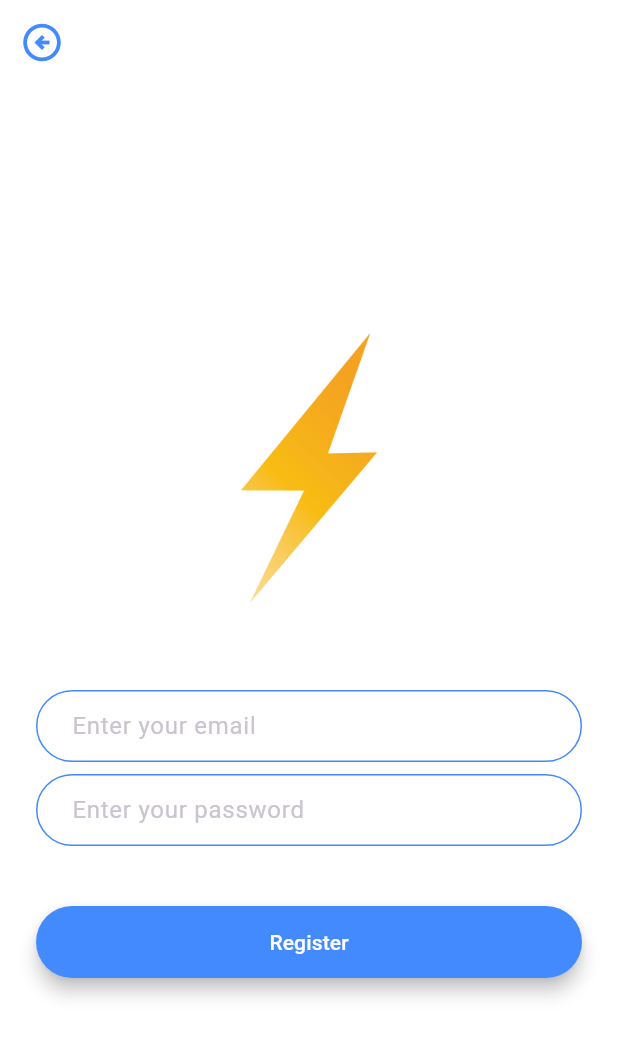
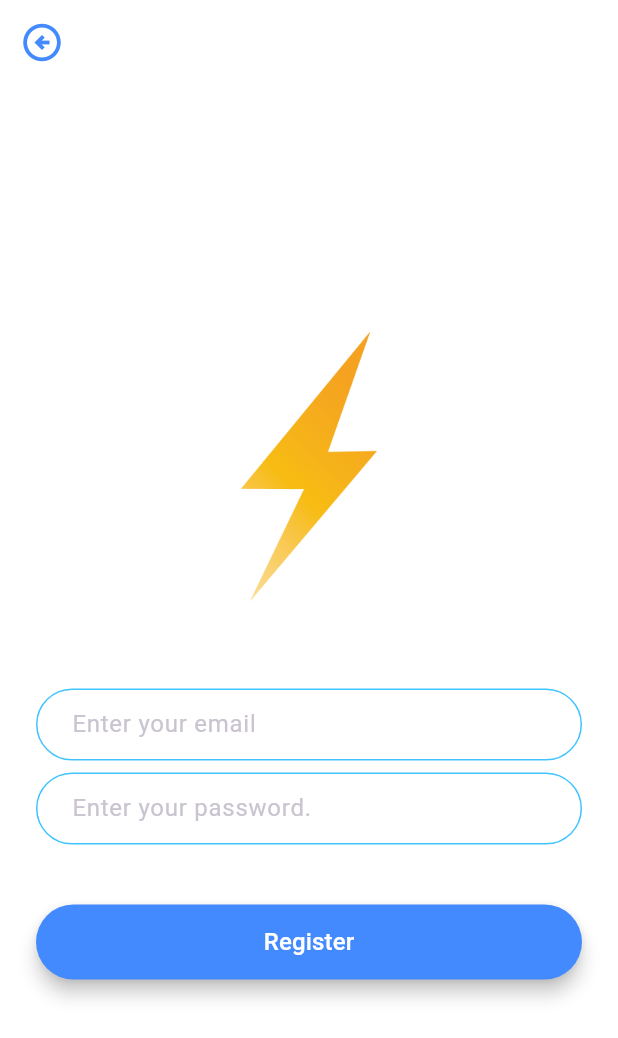
Before and after one commit to Vladimir182/flash_chat_flutter, a Flutter app: the screen it shows after launch, after a tap on "Registration", on a phone screen of 412 x 824 dp. Shown: the top 1038 px of the screen. Run offline on Flutter 3.47's test engine with Material 3 defaults, Android fonts, the phone set to English and light mode, and no system bars; our stand-ins replace animated_text_kit.

Commit message:
refuctoring buttons and inputs

```diff
--- /dev/null
+++ b/lib/components/rounded_button.dart
@@ -0,0 +1,41 @@
+import 'package:flutter/material.dart';
+
+import '../screens/login_screen.dart';
+
+class RoundedButton extends StatelessWidget {
+  const RoundedButton({
+    super.key,
+    required this.color,
+    required this.title,
+    required this.onPressed,
+  });
+
+  final Color color;
+  final String title;
+  final VoidCallback onPressed;
+
+  @override
+  Widget build(BuildContext context) {
+    return Padding(
+      padding: const EdgeInsets.symmetric(vertical: 16.0),
+      child: ElevatedButton(
+        style: ElevatedButton.styleFrom(
+          elevation: 5.0,
+          backgroundColor: color,
+          shape: RoundedRectangleBorder(
+            borderRadius: BorderRadius.circular(30.0),
+          ),
+          minimumSize: const Size(200.0, 50.0),
+        ),
+        onPressed: onPressed,
+        child: Text(
+          title,
+          style: const TextStyle(
+            fontSize: 16.0,
+            color: Colors.white,
+          ),
+        ),
+      ),
+    );
+  }
+}
--- a/lib/constants.dart
+++ b/lib/constants.dart
@@ -17,3 +17,20 @@ const kMessageContainerDecoration = BoxDecoration(
     top: BorderSide(color: Colors.lightBlueAccent, width: 2.0),
   ),
 );
+
+// Input decoration for Login and Registration fields
+const kInputDecoration = InputDecoration(
+  hintText: 'Enter your email',
+  contentPadding: EdgeInsets.symmetric(vertical: 10.0, horizontal: 20.0),
+  border: OutlineInputBorder(
+    borderRadius: BorderRadius.all(Radius.circular(32.0)),
+  ),
+  enabledBorder: OutlineInputBorder(
+    borderSide: BorderSide(color: Colors.lightBlueAccent, width: 1.0),
+    borderRadius: BorderRadius.all(Radius.circular(32.0)),
+  ),
+  focusedBorder: OutlineInputBorder(
+    borderSide: BorderSide(color: Colors.lightBlueAccent, width: 2.0),
+    borderRadius: BorderRadius.all(Radius.circular(32.0)),
+  ),
+);
--- a/lib/screens/registration_screen.dart
+++ b/lib/screens/registration_screen.dart
@@ -1,4 +1,7 @@
 import 'package:flutter/material.dart';
+
+import '../components/rounded_button.dart';
+import '../constants.dart';
 
 class RegistrationScreen extends StatefulWidget {
   const RegistrationScreen({super.key});
@@ -49,22 +52,7 @@ class _RegistrationScreenState extends State<RegistrationScreen> {
               onChanged: (value) {
                 //Do something with the user input.
               },
-              decoration: const InputDecoration(
-                hintText: 'Enter your email',
-                contentPadding:
-                    EdgeInsets.symmetric(vertical: 10.0, horizontal: 20.0),
-                border: OutlineInputBorder(
-                  borderRadius: BorderRadius.all(Radius.circular(32.0)),
-                ),
-                enabledBorder: OutlineInputBorder(
-                  borderSide: BorderSide(color: Colors.blueAccent, width: 1.0),
-                  borderRadius: BorderRadius.all(Radius.circular(32.0)),
-                ),
-                focusedBorder: OutlineInputBorder(
-                  borderSide: BorderSide(color: Colors.blueAccent, width: 2.0),
-                  borderRadius: BorderRadius.all(Radius.circular(32.0)),
-                ),
-              ),
+              decoration: kInputDecoration,
             ),
             const SizedBox(
               height: 8.0,
@@ -73,45 +61,17 @@ class _RegistrationScreenState extends State<RegistrationScreen> {
               onChanged: (value) {
                 //Do something with the user input.
               },
-              decoration: const InputDecoration(
-                hintText: 'Enter your password',
-                contentPadding:
-                    EdgeInsets.symmetric(vertical: 10.0, horizontal: 20.0),
-                border: OutlineInputBorder(
-                  borderRadius: BorderRadius.all(Radius.circular(32.0)),
-                ),
-                enabledBorder: OutlineInputBorder(
-                  borderSide: BorderSide(color: Colors.blueAccent, width: 1.0),
-                  borderRadius: BorderRadius.all(Radius.circular(32.0)),
-                ),
-                focusedBorder: OutlineInputBorder(
-                  borderSide: BorderSide(color: Colors.blueAccent, width: 2.0),
-                  borderRadius: BorderRadius.all(Radius.circular(32.0)),
-                ),
+              decoration: kInputDecoration.copyWith(
+                hintText: 'Enter your password.',
               ),
             ),
             const SizedBox(
               height: 24.0,
             ),
-            Padding(
-              padding: const EdgeInsets.symmetric(vertical: 16.0),
-              child: Material(
+            RoundedButton(
+                title: 'Register',
                 color: Colors.blueAccent,
-                borderRadius: const BorderRadius.all(Radius.circular(30.0)),
-                elevation: 5.0,
-                child: MaterialButton(
-                  onPressed: () {
-                    //Implement registration functionality.
-                  },
-                  minWidth: 200.0,
-                  height: 42.0,
-                  child: const Text(
-                    'Register',
-                    style: TextStyle(color: Colors.white),
-                  ),
-                ),
-              ),
-            ),
+                onPressed: () => {}),
           ],
         ),
       ),
--- a/lib/screens/welcome_screen.dart
+++ b/lib/screens/welcome_screen.dart
@@ -2,6 +2,7 @@ import 'package:flutter/material.dart';
 import 'package:animated_text_kit/animated_text_kit.dart';
 
 import '../animations/animations.dart';
+import '../components/rounded_button.dart';
 import 'login_screen.dart';
 import 'registration_screen.dart';
 
@@ -80,47 +81,16 @@ class _WelcomeScreenState extends State<WelcomeScreen>
             const SizedBox(
               height: 48.0,
             ),
-            Padding(
-              padding: const EdgeInsets.symmetric(vertical: 16.0),
-              child: ElevatedButton(
-                style: ElevatedButton.styleFrom(
-                  elevation: 5.0,
-                  backgroundColor: Colors.lightBlueAccent,
-                  shape: RoundedRectangleBorder(
-                    borderRadius: BorderRadius.circular(30.0),
-                  ),
-                  minimumSize: const Size(200.0, 50.0),
-                ),
-                onPressed: () {
-                  Navigator.pushNamed(context, LoginScreen.id);
-                },
-                child: const Text(
-                  'Log In',
-                  style: TextStyle(
-                    fontSize: 16.0,
-                    color: Colors.white,
-                  ),
-                ),
-              ),
+            RoundedButton(
+              title: 'Log In',
+              color: Colors.lightBlueAccent,
+              onPressed: () => Navigator.pushNamed(context, LoginScreen.id),
             ),
-            Padding(
-              padding: const EdgeInsets.symmetric(vertical: 16.0),
-              child: ElevatedButton(
-                style: ElevatedButton.styleFrom(
-                    elevation: 5.0,
-                    minimumSize: const Size(200, 50),
-                    backgroundColor: Colors.blueAccent),
-                onPressed: () {
-                  Navigator.pushNamed(context, RegistrationScreen.id);
-                },
-                child: const Text(
-                  'Registration',
-                  style: TextStyle(
-                    fontSize: 16.0,
-                    color: Colors.white,
-                  ),
-                ),
-              ),
+            RoundedButton(
+              title: 'Registration',
+              color: Colors.blueAccent,
+              onPressed: () =>
+                  Navigator.pushNamed(context, RegistrationScreen.id),
             ),
           ],
         ),
```
Also changed, not shown: lib/screens/login_screen.dart (+9 -51 lines).
